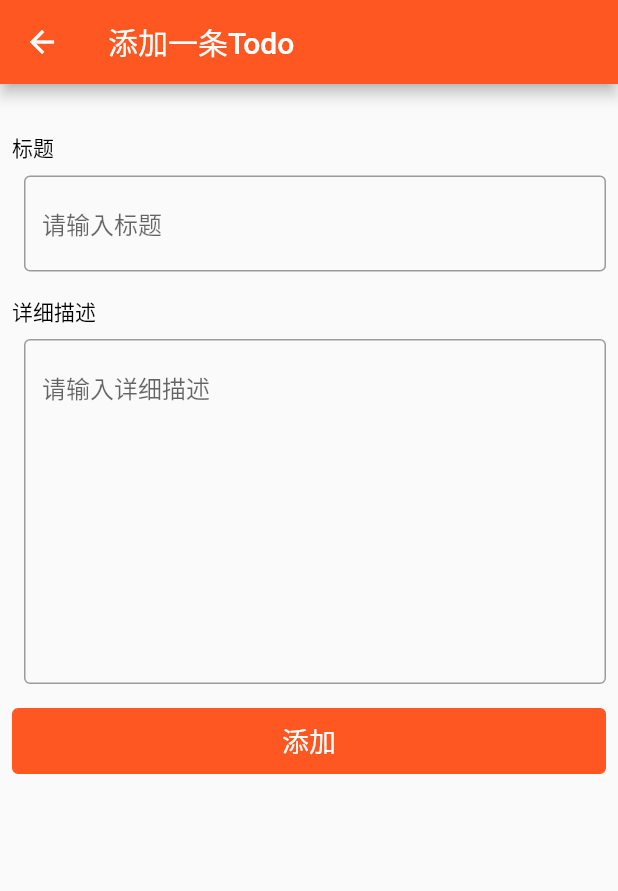
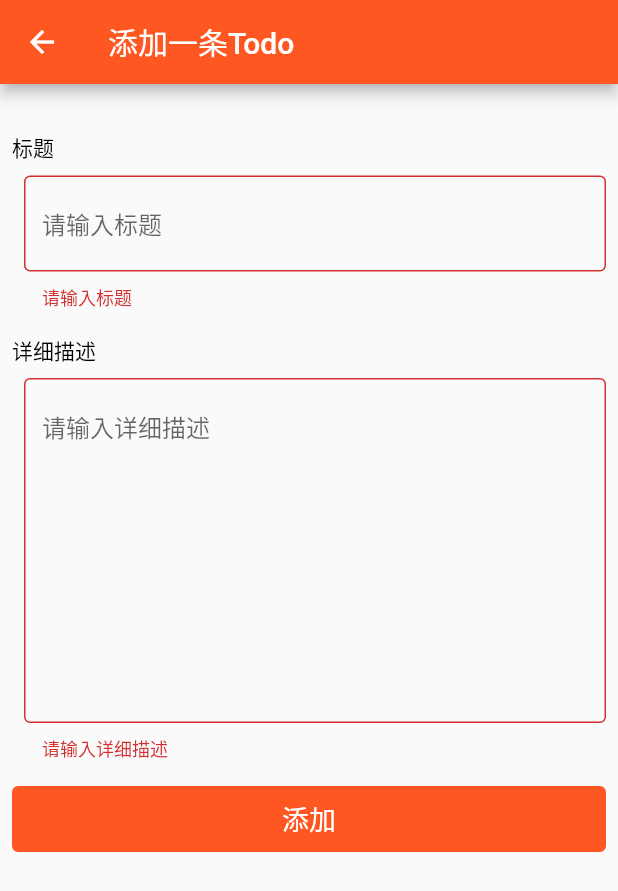
Before and after one commit to shaomaicheng/mytodolist, a Flutter app: the AddTodoWidget screen opened directly, after a tap on "添加", on a phone screen of 412 x 824 dp. Shown: the top 891 px of the screen. Run offline on Flutter 3.47's test engine with Material 2 defaults, Android fonts, the phone set to English and light mode, and no system bars; our stand-ins replace sqflite; accounts and stored records are empty.

Commit message:
添加表单验证和插入一条doto数据的提示完善

```diff
--- a/lib/src/add_todo.dart
+++ b/lib/src/add_todo.dart
@@ -1,25 +1,7 @@
 import 'package:flutter/material.dart';
 import 'package:todolist/src/Todo.dart';
 
-class AddTodoWidget extends StatefulWidget {
-  @override
-  State<StatefulWidget> createState() {
-    // TODO: implement createState
-    return _AddTodoState();
-  }
-}
-
-class _AddTodoState extends State<AddTodoWidget> {
-
-  String _title = '';
-  String _content = '';
-
-  _addTodoItem() {
-    var todo = ToDo(_title, _content, ToDoStatus.NO, DateTime.now().millisecondsSinceEpoch);
-    TodoProvider().insert(todo);
-  }
-
-
+class AddTodoWidget extends StatelessWidget {
   @override
   Widget build(BuildContext context) {
     // TODO: implement build
@@ -28,21 +10,72 @@ class _AddTodoState extends State<AddTodoWidget> {
         title: Text('添加一条Todo'),
       ),
       body: Container(
+        child: _AddTodoWidget(),
+      ),
+    );
+  }
+}
+
+class _AddTodoWidget extends StatefulWidget {
+  @override
+  State<StatefulWidget> createState() {
+    // TODO: implement createState
+    return _AddTodoState();
+  }
+}
+
+class _AddTodoState extends State<_AddTodoWidget> {
+  String _title = '';
+  String _content = '';
+  GlobalKey _formKey = new GlobalKey<FormState>();
+
+  _addTodoItem(BuildContext context) {
+    if ((_formKey.currentState as FormState).validate()) {
+      var todo = ToDo(
+          _title, _content, ToDoStatus.NO, DateTime.now().millisecondsSinceEpoch);
+      TodoProvider().insert(todo).then((todo) {
+        Scaffold.of(context).showSnackBar(SnackBar(content: Text('添加成功')));
+      }, onError: () {
+        Scaffold.of(context).showSnackBar(SnackBar(content: Text('添加失败')));
+      }).whenComplete(() {
+        Future.delayed(Duration(seconds: 1), () {
+          Navigator.of(context).pop();
+        });
+      });
+    }
+  }
+
+  @override
+  Widget build(BuildContext context) {
+    // TODO: implement build
+    return Container(
         child: SingleChildScrollView(
       child: Container(
           margin: EdgeInsets.only(top: 16.0),
+          child: Form(
+            autovalidate: true,
+            key: _formKey,
             child: Column(
               children: <Widget>[
-                  EditWithTipsWidget('标题', '请输入标题', (value){_title=value;}),
+                EditWithTipsWidget('标题', '请输入标题', (value) {
+                  _title = value;
+                }, (value) {
+                  return value.trim().length > 0 ? null : '请输入标题';
+                }),
                 EditWithTipsWidget(
                   '详细描述',
                   '请输入详细描述',
-                        (value){_content = value;},
+                  (value) {
+                    _content = value;
+                  },
+                  (value) {
+                    return value.trim().length > 0 ? null : '请输入详细描述';
+                  },
                   isTextArea: true,
                 ),
                 GestureDetector(
                   onTap: () {
-                      _addTodoItem();
+                    _addTodoItem(context);
                   },
                   child: Container(
                       child: Align(
@@ -50,39 +83,37 @@ class _AddTodoState extends State<AddTodoWidget> {
                         child: Text(
                           '添加',
                           textAlign: TextAlign.center,
-                            style:
-                            TextStyle(color: Colors.white, fontSize: 18.0),
+                          style: TextStyle(color: Colors.white, fontSize: 18.0),
                         ),
                       ),
-                        margin: EdgeInsets.symmetric(
-                            horizontal: 8.0, vertical: 16.0),
+                      margin:
+                          EdgeInsets.symmetric(horizontal: 8.0, vertical: 16.0),
                       height: 44.0,
                       width: MediaQuery.of(context).size.width,
                       decoration: BoxDecoration(
                           color: Colors.deepOrange,
-                            borderRadius:
-                            BorderRadius.all(Radius.circular(4.0)),
+                          borderRadius: BorderRadius.all(Radius.circular(4.0)),
                           shape: BoxShape.rectangle,
                           border: Border.all(color: Colors.deepOrange))),
                 ),
               ],
             ),
-            ),
-          ),
+          )),
     ));
   }
-
 }
-
 
 class EditWithTipsWidget extends StatefulWidget {
   String tips;
   String hintText;
   final ValueChanged<String> valueChanged;
   bool isTextArea = false;
+  final FormFieldValidator formFieldValidator;
   _EditWithTipsState _state;
 
-  EditWithTipsWidget(this.tips, this.hintText, this.valueChanged, {Key key, this.isTextArea})
+  EditWithTipsWidget(
+      this.tips, this.hintText, this.valueChanged, this.formFieldValidator,
+      {Key key, this.isTextArea})
       : super(key: key);
 
   @override
@@ -113,12 +144,13 @@ class _EditWithTipsState extends State<EditWithTipsWidget> {
           ),
           Container(
               margin: EdgeInsets.only(left: 16.0, top: 8.0, right: 8.0),
-              child: TextField(
+              child: TextFormField(
                 maxLines: _maxLines(),
                 decoration: InputDecoration(
                     hintText: widget.hintText, border: OutlineInputBorder()),
                 style: TextStyle(color: Colors.black),
-                onChanged: widget.valueChanged,
+                onFieldSubmitted: widget.valueChanged,
+                validator: widget.formFieldValidator,
               )),
         ],
       ),
```
Lines whose indentation alone changed are shown as unchanged.
